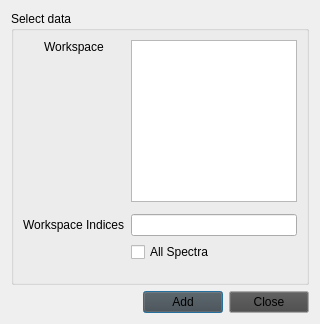
mantidproject/mantid, file qt/widgets/common/inc/MantidQtWidgets/Common/AddWorkspaceMultiDialog.ui: the form before one commit.
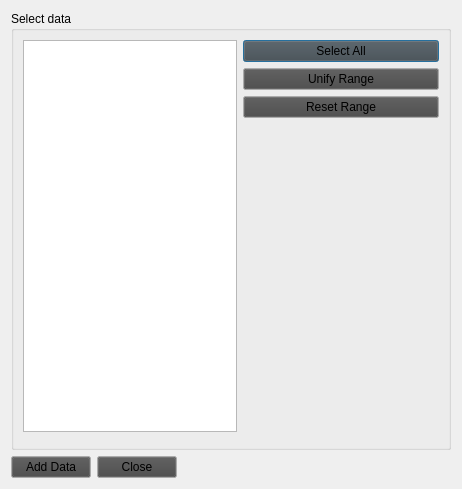
The form after the commit. Custom widgets are drawn as their Qt base class.

Commit message: redesign and functionality of multiple workspace dialog window

Diff of the .ui file:
```diff
--- a/qt/widgets/common/inc/MantidQtWidgets/Common/AddWorkspaceMultiDialog.ui
+++ b/qt/widgets/common/inc/MantidQtWidgets/Common/AddWorkspaceMultiDialog.ui
@@ -6,8 +6,8 @@
    <rect>
     <x>0</x>
     <y>0</y>
-    <width>320</width>
-    <height>324</height>
+    <width>462</width>
+    <height>489</height>
    </rect>
   </property>
   <property name="palette">
@@ -50,62 +50,173 @@
   <property name="windowTitle">
    <string>Multi Data Selection </string>
   </property>
+  <layout class="QGridLayout" name="gridLayout">
+   <item row="0" column="0">
   <layout class="QVBoxLayout" name="verticalLayout">
+     <property name="sizeConstraint">
+      <enum>QLayout::SetMinAndMaxSize</enum>
+     </property>
    <item>
     <widget class="QGroupBox" name="gbSelectData">
+       <property name="sizePolicy">
+        <sizepolicy hsizetype="Preferred" vsizetype="Preferred">
+         <horstretch>0</horstretch>
+         <verstretch>50</verstretch>
+        </sizepolicy>
+       </property>
+       <property name="layoutDirection">
+        <enum>Qt::LeftToRight</enum>
+       </property>
      <property name="title">
       <string>Select data</string>
      </property>
-     <layout class="QVBoxLayout" name="verticalLayout_2">
-      <item>
-       <layout class="QGridLayout" name="loInput">
-        <item row="1" column="1">
-         <widget class="MantidQt::MantidWidgets::DataSelector" name="dsWorkspace" native="true">
-          <property name="ShowGroups" stdset="0">
-           <bool>true</bool>
-          </property>
-          <property name="showLoad" stdset="0">
+       <property name="flat">
+        <bool>false</bool>
+       </property>
+       <layout class="QGridLayout" name="gridLayout_2">
+        <item row="0" column="0">
+         <widget class="MantidQt::MantidWidgets::WorkspaceMultiSelector" name="tbWorkspace">
+          <property name="sizePolicy">
+           <sizepolicy hsizetype="Expanding" vsizetype="Preferred">
+            <horstretch>0</horstretch>
+            <verstretch>0</verstretch>
+           </sizepolicy>
+          </property>
+          <property name="minimumSize">
+           <size>
+            <width>200</width>
+            <height>200</height>
+           </size>
+          </property>
+          <property name="frameShape">
+           <enum>QFrame::StyledPanel</enum>
+          </property>
+          <property name="frameShadow">
+           <enum>QFrame::Plain</enum>
+          </property>
+          <property name="sizeAdjustPolicy">
+           <enum>QAbstractScrollArea::AdjustToContents</enum>
+          </property>
+          <property name="alternatingRowColors">
            <bool>false</bool>
           </property>
-          <property name="autoLoad" stdset="0">
+          <property name="selectionBehavior">
+           <enum>QAbstractItemView::SelectRows</enum>
+          </property>
+          <property name="showGrid">
            <bool>true</bool>
           </property>
-         </widget>
-        </item>
-        <item row="2" column="0">
-         <widget class="QLabel" name="lbWorkspaceIndices">
-          <property name="text">
-           <string>Workspace Indices</string>
+          <property name="gridStyle">
+           <enum>Qt::SolidLine</enum>
           </property>
-         </widget>
-        </item>
-        <item row="3" column="1">
-         <widget class="QCheckBox" name="ckAllSpectra">
-          <property name="text">
-           <string>All Spectra</string>
+          <property name="rowCount">
+           <number>0</number>
           </property>
+          <property name="columnCount">
+           <number>0</number>
+          </property>
+          <attribute name="verticalHeaderVisible">
+           <bool>false</bool>
+          </attribute>
+          <attribute name="verticalHeaderHighlightSections">
+           <bool>false</bool>
+          </attribute>
          </widget>
         </item>
-        <item row="2" column="1">
-         <widget class="QLineEdit" name="leWorkspaceIndices"/>
-        </item>
         <item row="0" column="1">
-         <widget class="MantidQt::MantidWidgets::WorkspaceMultiSelector" name="lsWorkspace"/>
-        </item>
-        <item row="0" column="0" alignment="Qt::AlignHCenter|Qt::AlignTop">
-         <widget class="QLabel" name="lbWorkspace">
+         <layout class="QVBoxLayout" name="verticalLayout_2">
+          <item>
+           <widget class="QPushButton" name="pbSelAll">
+            <property name="sizePolicy">
+             <sizepolicy hsizetype="Minimum" vsizetype="Fixed">
+              <horstretch>0</horstretch>
+              <verstretch>0</verstretch>
+             </sizepolicy>
+            </property>
+            <property name="minimumSize">
+             <size>
+              <width>100</width>
+              <height>0</height>
+             </size>
+            </property>
+            <property name="text">
+             <string>Select All</string>
+            </property>
+            <property name="checkable">
+             <bool>false</bool>
+            </property>
+            <property name="flat">
+             <bool>false</bool>
+            </property>
+           </widget>
+          </item>
+          <item>
+           <widget class="QPushButton" name="pbUnify">
+            <property name="sizePolicy">
+             <sizepolicy hsizetype="Minimum" vsizetype="Fixed">
+              <horstretch>0</horstretch>
+              <verstretch>0</verstretch>
+             </sizepolicy>
+            </property>
+            <property name="minimumSize">
+             <size>
+              <width>100</width>
+              <height>0</height>
+             </size>
+            </property>
           <property name="text">
-           <string>Workspace</string>
-          </property>
-         </widget>
-        </item>
-       </layout>
+             <string>Unify Range</string>
+            </property>
+            <property name="checkable">
+             <bool>false</bool>
+            </property>
+            <property name="flat">
+             <bool>false</bool>
+            </property>
+           </widget>
+          </item>
+          <item>
+           <widget class="QPushButton" name="pbResetDefault">
+            <property name="enabled">
+             <bool>true</bool>
+            </property>
+            <property name="sizePolicy">
+             <sizepolicy hsizetype="Minimum" vsizetype="Fixed">
+              <horstretch>0</horstretch>
+              <verstretch>0</verstretch>
+             </sizepolicy>
+            </property>
+            <property name="minimumSize">
+             <size>
+              <width>100</width>
+              <height>0</height>
+             </size>
+            </property>
+            <property name="text">
+             <string>Reset Range</string>
+            </property>
+            <property name="checkable">
+             <bool>false</bool>
+            </property>
+            <property name="flat">
+             <bool>false</bool>
+            </property>
+           </widget>
       </item>
       <item>
-       <spacer name="spacer">
+           <spacer name="verticalSpacer">
+            <property name="minimumSize">
+             <size>
+              <width>196</width>
+              <height>0</height>
+             </size>
+            </property>
         <property name="orientation">
          <enum>Qt::Vertical</enum>
         </property>
+            <property name="sizeType">
+             <enum>QSizePolicy::Expanding</enum>
+            </property>
         <property name="sizeHint" stdset="0">
          <size>
           <width>20</width>
@@ -115,66 +226,115 @@
        </spacer>
       </item>
      </layout>
-    </widget>
-   </item>
-   <item>
-    <widget class="QFrame" name="frame">
-     <layout class="QHBoxLayout" name="horizontalLayout">
-      <property name="leftMargin">
-       <number>0</number>
-      </property>
-      <property name="topMargin">
-       <number>0</number>
-      </property>
-      <property name="rightMargin">
-       <number>0</number>
-      </property>
-      <property name="bottomMargin">
-       <number>0</number>
-      </property>
-      <item>
-       <spacer name="horizontalSpacer">
-        <property name="orientation">
-         <enum>Qt::Horizontal</enum>
-        </property>
-        <property name="sizeHint" stdset="0">
+        </item>
+        <item row="1" column="0" rowspan="2" colspan="2">
+         <widget class="MantidQt::API::FileFinderWidget" name="dsInputFiles" native="true">
+          <property name="sizePolicy">
+           <sizepolicy hsizetype="Expanding" vsizetype="Fixed">
+            <horstretch>0</horstretch>
+            <verstretch>0</verstretch>
+           </sizepolicy>
+          </property>
+          <property name="minimumSize">
          <size>
-          <width>40</width>
-          <height>20</height>
-         </size>
-        </property>
-       </spacer>
-      </item>
+            <width>30</width>
+            <height>0</height>
+           </size>
+          </property>
+          <property name="findRunFiles" stdset="0">
+           <bool>false</bool>
+          </property>
+          <property name="label" stdset="0">
+           <string>Input File</string>
+          </property>
+          <property name="multipleFiles" stdset="0">
+           <bool>true</bool>
+          </property>
+          <property name="fileExtensions" stdset="0">
+           <stringlist>
+            <string>_red.nxs</string>
+            <string>_sqw.nxs</string>
+           </stringlist>
+          </property>
+         </widget>
+        </item>
+       </layout>
+      </widget>
+     </item>
+     <item>
+      <layout class="QHBoxLayout" name="horizontalLayout_2">
       <item>
        <widget class="QPushButton" name="pbAdd">
+         <property name="sizePolicy">
+          <sizepolicy hsizetype="Preferred" vsizetype="Fixed">
+           <horstretch>0</horstretch>
+           <verstretch>0</verstretch>
+          </sizepolicy>
+         </property>
+         <property name="minimumSize">
+          <size>
+           <width>20</width>
+           <height>0</height>
+          </size>
+         </property>
         <property name="text">
-         <string>Add</string>
+          <string>Add Data</string>
         </property>
        </widget>
       </item>
       <item>
        <widget class="QPushButton" name="pbClose">
+         <property name="sizePolicy">
+          <sizepolicy hsizetype="Preferred" vsizetype="Fixed">
+           <horstretch>0</horstretch>
+           <verstretch>0</verstretch>
+          </sizepolicy>
+         </property>
+         <property name="minimumSize">
+          <size>
+           <width>20</width>
+           <height>0</height>
+          </size>
+         </property>
         <property name="text">
          <string>Close</string>
         </property>
        </widget>
       </item>
-     </layout>
-    </widget>
+       <item>
+        <spacer name="horizontalSpacer">
+         <property name="orientation">
+          <enum>Qt::Horizontal</enum>
+         </property>
+         <property name="sizeType">
+          <enum>QSizePolicy::Expanding</enum>
+         </property>
+         <property name="sizeHint" stdset="0">
+          <size>
+           <width>0</width>
+           <height>0</height>
+          </size>
+         </property>
+        </spacer>
+       </item>
+      </layout>
+     </item>
+    </layout>
    </item>
   </layout>
  </widget>
  <customwidgets>
-  <customwidget>
-   <class>MantidQt::MantidWidgets::DataSelector</class>
-   <extends>QWidget</extends>
-   <header>MantidQtWidgets/Common/DataSelector.h</header>
-  </customwidget>
   <customwidget>
    <class>MantidQt::MantidWidgets::WorkspaceMultiSelector</class>
-   <extends>QListWidget</extends>
+   <extends>QTableWidget</extends>
    <header>MantidQtWidgets/Common/WorkspaceMultiSelector.h</header>
   </customwidget>
+  <customwidget>
+   <class>MantidQt::API::FileFinderWidget</class>
+   <extends>QWidget</extends>
+   <header>MantidQtWidgets/Common/FileFinderWidget.h</header>
+   <container>1</container>
+  </customwidget>
  </customwidgets>
  <resources/>
  <connections/>
```
Lines whose indentation alone changed are shown as unchanged. The commit also changes 2 other files.
